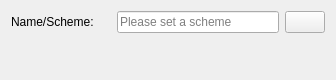
This is dialogs/profiledatalogfilewidgetUI.ui in KDE/audex as Qt 5 draws it before an edit. The edited form follows.
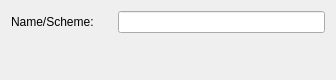
This is the edited form. Custom widgets are drawn as their Qt base class.

Commit message: replace the scheme wizard dialogs with an inline SchemeEdit widget

```diff
--- a/dialogs/profiledatalogfilewidgetUI.ui
+++ b/dialogs/profiledatalogfilewidgetUI.ui
@@ -15,16 +15,13 @@
    </rect>
   </property>
   <layout class="QGridLayout" name="gridLayout">
-   <item row="0" column="1">
-    <widget class="QLineEdit" name="qlineedit_scheme">
-     <property name="placeholderText">
-      <string>Please set a scheme</string>
+   <item row="0" column="1" colspan="2">
+    <widget class="SchemeEdit" name="schemeedit_scheme">
+     <property name="kind">
+      <enum>SchemeEdit::Filename</enum>
      </property>
     </widget>
    </item>
-   <item row="0" column="2">
-    <widget class="QPushButton" name="kpushbutton_scheme"/>
-   </item>
    <item row="0" column="0">
     <widget class="QLabel" name="label_scheme">
      <property name="minimumSize">
@@ -53,6 +50,13 @@
    </item>
   </layout>
  </widget>
+ <customwidgets>
+  <customwidget>
+   <class>SchemeEdit</class>
+   <extends>QLineEdit</extends>
+   <header>widgets/schemeedit.h</header>
+  </customwidget>
+ </customwidgets>
  <resources/>
  <connections/>
 </ui>
```
The commit also changes 41 other files.
